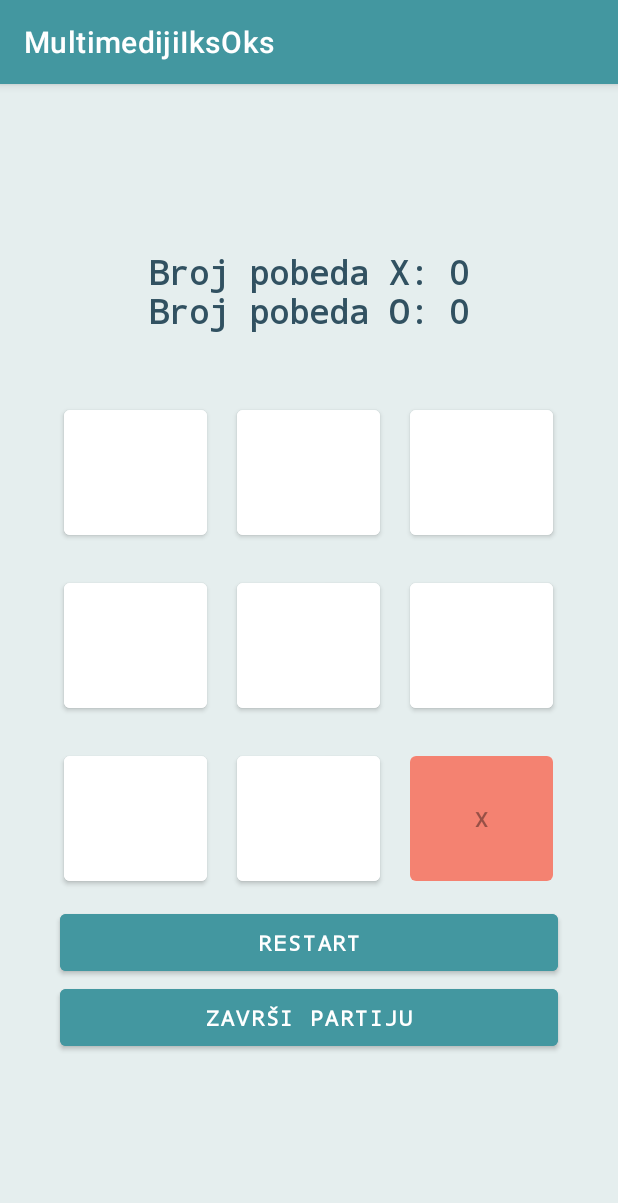
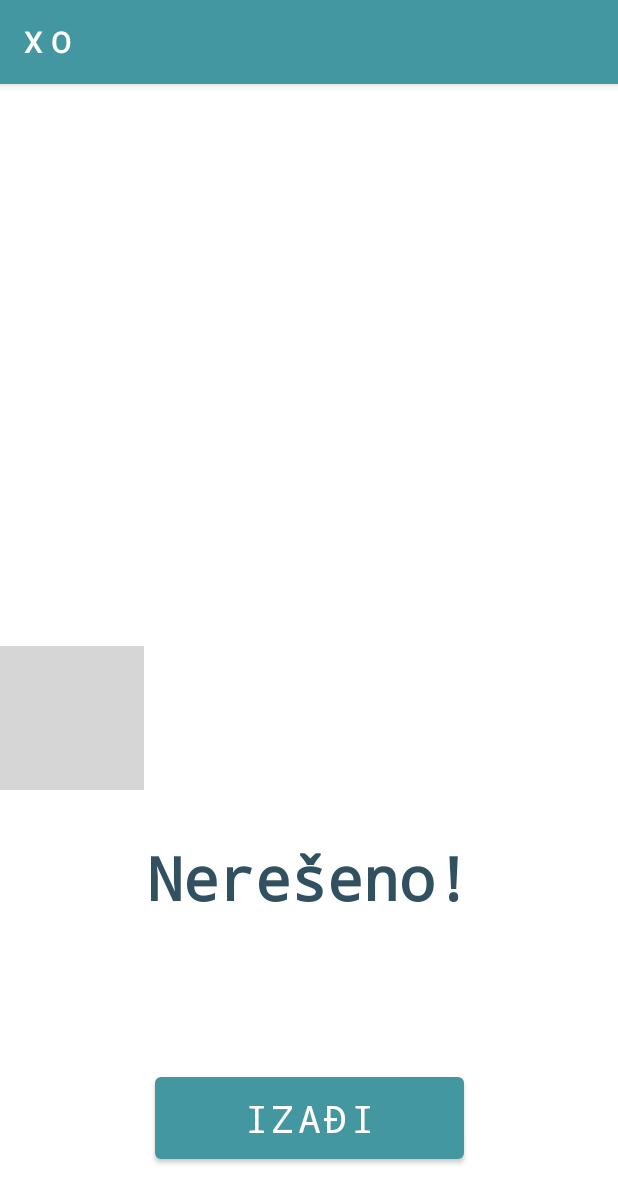
Before and after one commit to ivanav3/MultimedijiIksOks, an Android app: the MainActivity screen opened directly, with no data from a screen before it, after a tap on "ZAVRŠI PARTIJU", on a phone screen of 412 x 824 dp. Shown: the top 1203 px of the screen. Run offline under Robolectric (Android 15) with nearby library versions, the phone set to English and light mode, and no system bars; 1 other tap on this screen came first; grey boxes are pictures that could not be loaded.

Commit message:
Dodata zavrsna aktivnost i njen layout

```diff
--- a/app/src/main/AndroidManifest.xml
+++ b/app/src/main/AndroidManifest.xml
@@ -11,7 +11,9 @@
         android:supportsRtl="true"
         android:theme="@style/Theme.MultimedijiIksOks"
         tools:targetApi="31">
-
+        <activity
+            android:name=".ZavrsnaAktivnost"
+            android:exported="false" />
         <activity
             android:name=".MainActivity"
             android:exported="false"
--- a/app/src/main/java/com/example/multimedijiiksoks/MainActivity.kt
+++ b/app/src/main/java/com/example/multimedijiiksoks/MainActivity.kt
@@ -408,5 +408,12 @@ class MainActivity : AppCompatActivity() {
         oks.clear()
 
     }
+    //da predje na poslednji ekran
+    fun izlaz(view:View){
+        var gotovo = Intent(this, ZavrsnaAktivnost::class.java)
+        gotovo.putExtra("pobedeX", brojPobeda1)
+        gotovo.putExtra("pobedeO", brojPobeda2)
+        startActivity(gotovo)
+    }
 
 }
--- /dev/null
+++ b/app/src/main/java/com/example/multimedijiiksoks/ZavrsnaAktivnost.kt
@@ -0,0 +1,40 @@
+package com.example.multimedijiiksoks
+
+import android.content.Intent
+import androidx.appcompat.app.AppCompatActivity
+import android.os.Bundle
+import android.view.View
+import android.widget.Button
+import android.widget.TextView
+
+
+class ZavrsnaAktivnost : AppCompatActivity(){
+    override fun onCreate(savedInstanceState: Bundle?) {
+        super.onCreate(savedInstanceState)
+        setContentView(R.layout.activity_zavrsna_aktivnost)
+
+        var intent1: Intent
+        intent1 = getIntent()
+        var brojPobedaX: Int = intent1.getIntExtra("pobedeX", 0)
+        var brojPobedaO: Int = intent1.getIntExtra("pobedeO", 0)
+
+        var tekstPobeda: TextView = findViewById(R.id.tekstPobeda)
+
+        if (brojPobedaX == brojPobedaO) {
+            tekstPobeda.text = "Nerešeno!"
+        } else if (brojPobedaX > brojPobedaO) {
+            tekstPobeda.text = "Pobednik je X!"
+        } else if (brojPobedaX < brojPobedaO) {
+            tekstPobeda.text = "Pobednik je O!"
+        } else {
+            tekstPobeda.text = "Greska!"
+        }
+
+
+        var dugmeKraj = findViewById<Button>(R.id.buKraj)
+        dugmeKraj.setOnClickListener {
+            var izlaz = Intent(this, UvodnaAktivnost::class.java)
+            startActivity(izlaz)
+        }
+    }
+}
--- /dev/null
+++ b/app/src/main/res/layout/activity_zavrsna_aktivnost.xml
@@ -0,0 +1,53 @@
+<?xml version="1.0" encoding="utf-8"?>
+<androidx.constraintlayout.widget.ConstraintLayout xmlns:android="http://schemas.android.com/apk/res/android"
+    xmlns:app="http://schemas.android.com/apk/res-auto"
+    xmlns:tools="http://schemas.android.com/tools"
+    android:layout_width="match_parent"
+    android:layout_height="match_parent"
+    tools:context=".ZavrsnaAktivnost">
+
+
+    <Button
+        android:id="@+id/buKraj"
+        android:layout_width="wrap_content"
+        android:layout_height="wrap_content"
+        android:layout_marginStart="150dp"
+        android:layout_marginEnd="150dp"
+        android:layout_marginBottom="45dp"
+        android:text="IZAĐI"
+        android:fontFamily="monospace"
+        android:paddingHorizontal="60dp"
+        android:paddingVertical="10dp"
+        android:textSize="25sp"
+        app:layout_constraintBottom_toBottomOf="parent"
+        app:layout_constraintEnd_toEndOf="parent"
+        app:layout_constraintStart_toStartOf="parent" />
+
+    <TextView
+        android:id="@+id/tekstPobeda"
+        android:layout_width="wrap_content"
+        android:layout_height="wrap_content"
+        android:layout_marginStart="130dp"
+        android:layout_marginEnd="130dp"
+        android:layout_marginBottom="100dp"
+        android:fontFamily="monospace"
+        android:text="TextView"
+        android:textColor="#315161"
+        android:textSize="40sp"
+        android:textStyle="bold"
+        app:layout_constraintBottom_toTopOf="@+id/buKraj"
+        app:layout_constraintEnd_toEndOf="parent"
+        app:layout_constraintStart_toStartOf="parent" />
+
+    <ImageView
+        android:id="@+id/imageView2"
+        android:layout_width="wrap_content"
+        android:layout_height="wrap_content"
+        app:layout_constraintBottom_toTopOf="@+id/tekstPobeda"
+        app:layout_constraintTop_toTopOf="parent"
+        app:layout_constraintVertical_bias="0.923"
+        app:srcCompat="@drawable/konfete1"
+        tools:layout_editor_absoluteX="0dp" />
+
+
+</androidx.constraintlayout.widget.ConstraintLayout>
--- a/app/src/main/res/values/strings.xml
+++ b/app/src/main/res/values/strings.xml
@@ -1,3 +1,3 @@
 <resources>
-    <string name="app_name">MultimedijiIksOks</string>
+    <string name="app_name">X O</string>
 </resources>
```
